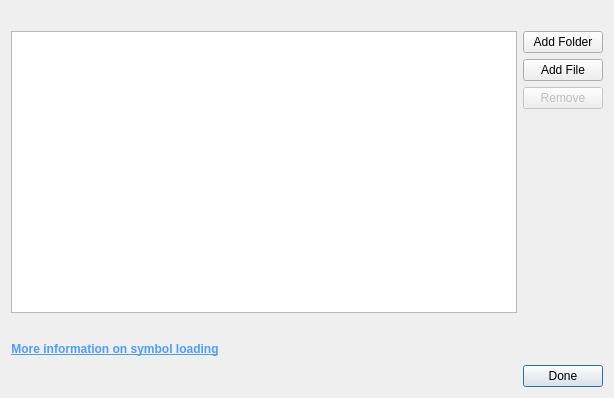
google/orbit, file src/ConfigWidgets/SymbolLocationsDialog.ui: the form before one commit.
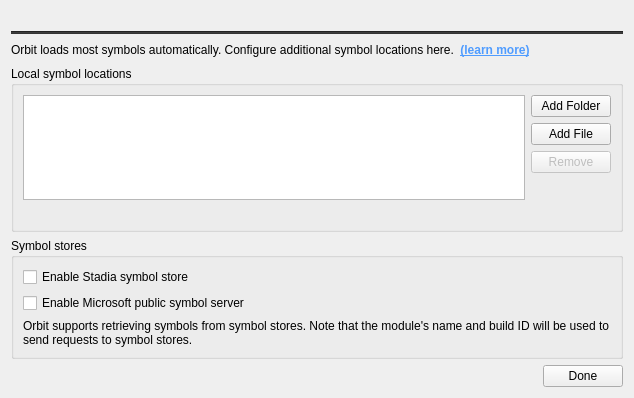
The form after the commit.

Commit message:
Add enable symbol store checkboxes to ui (#4220)
* Add enable symbol store checkboxes to ui

With this change, we added the checkboxes to enable searching for symbols
in Stadia and Microsoft symbol stores in Symbol Locations Dialog.

* Change layout of the Symbol Locations Dialog

* [fixup] Another new look

* [fixup] A even newer look

* Enable symbol stores via SymbolLocationsDialog

We use the checkboxes in the SymbolLocationDialog to control enabling /
disabling symbol stores.

Diff of the .ui file:
```diff
--- a/src/ConfigWidgets/SymbolLocationsDialog.ui
+++ b/src/ConfigWidgets/SymbolLocationsDialog.ui
@@ -6,41 +6,76 @@
    <rect>
     <x>0</x>
     <y>0</y>
-    <width>614</width>
+    <width>634</width>
     <height>398</height>
    </rect>
   </property>
   <property name="windowTitle">
    <string>Symbol Locations</string>
   </property>
-  <layout class="QGridLayout" name="gridLayout">
-   <item row="1" column="0">
-    <widget class="QListWidget" name="listWidget"/>
+  <layout class="QVBoxLayout" name="verticalLayout">
+   <item>
+    <widget class="QLabel" name="moduleHeadlineLabel">
+     <property name="visible">
+      <bool>false</bool>
+     </property>
+    </widget>
    </item>
-   <item row="4" column="1">
-    <widget class="QPushButton" name="doneButton">
+   <item>
+    <widget class="Line" name="line">
+     <property name="visible">
+      <bool>false</bool>
+     </property>
+     <property name="styleSheet">
+      <string notr="true">background: #353535</string>
+     </property>
+     <property name="orientation">
+      <enum>Qt::Horizontal</enum>
+     </property>
+    </widget>
+   </item>
+   <item>
+    <layout class="QHBoxLayout" name="horizontalLayout_0">
+     <item>
+      <widget class="QLabel" name="generalInfoLabel">
+       <property name="sizePolicy">
+        <sizepolicy hsizetype="Fixed" vsizetype="Preferred">
+         <horstretch>0</horstretch>
+         <verstretch>0</verstretch>
+        </sizepolicy>
+       </property>
      <property name="text">
-      <string>Done</string>
+        <string>Orbit loads most symbols automatically. Configure additional symbol locations here.</string>
+       </property>
+       <property name="wordWrap">
+        <bool>false</bool>
      </property>
     </widget>
    </item>
-   <item row="3" column="0">
-    <layout class="QHBoxLayout" name="horizontalLayout_3">
      <item>
       <widget class="QPushButton" name="moreInfoButton">
+       <property name="sizePolicy">
+        <sizepolicy hsizetype="Fixed" vsizetype="Preferred">
+         <horstretch>0</horstretch>
+         <verstretch>0</verstretch>
+        </sizepolicy>
+       </property>
        <property name="styleSheet">
         <string notr="true">border: none; color: #4F9CFF; font-weight: bold; text-decoration: underline</string>
        </property>
        <property name="text">
-        <string>More information on symbol loading</string>
+        <string>(learn more)</string>
        </property>
       </widget>
      </item>
      <item>
-      <spacer name="horizontalSpacer_2">
+      <spacer name="horizontalSpacer_0">
        <property name="orientation">
         <enum>Qt::Horizontal</enum>
        </property>
+       <property name="sizeType">
+        <enum>QSizePolicy::Expanding</enum>
+       </property>
        <property name="sizeHint" stdset="0">
         <size>
          <width>40</width>
@@ -51,7 +86,13 @@
      </item>
     </layout>
    </item>
-   <item row="2" column="0">
+   <item>
+    <widget class="QGroupBox" name="symbolLocationGroupBox">
+     <property name="title">
+      <string>Local symbol locations</string>
+     </property>
+     <layout class="QGridLayout" name="gridLayout">
+      <item row="1" column="0">
     <widget class="QLabel" name="infoLabel">
      <property name="text">
       <string/>
@@ -61,7 +102,10 @@
      </property>
     </widget>
    </item>
-   <item row="1" column="1">
+      <item row="0" column="0">
+       <widget class="QListWidget" name="listWidget"/>
+      </item>
+      <item row="0" column="1">
     <layout class="QVBoxLayout" name="verticalLayout">
      <item>
       <widget class="QPushButton" name="addFolderButton">
@@ -102,12 +146,74 @@
      </item>
     </layout>
    </item>
-   <item row="0" column="0">
-    <widget class="QLabel" name="moduleHeadlineLabel">
-     <property name="visible">
-      <bool>false</bool>
+     </layout>
+    </widget>
+   </item>
+   <item>
+    <widget class="QGroupBox" name="symbolStoreGroupBox">
+     <property name="title">
+      <string>Symbol stores</string>
      </property>
-    </widget>
+     <layout class="QVBoxLayout" name="verticalLayout_1">
+      <item>
+       <widget class="QCheckBox" name="enableStadiaSymbolStoreCheckBox">
+        <property name="accessibleName">
+         <string>EnableStadiaSymbolStoreCheckBox</string>
+        </property>
+        <property name="text">
+         <string>Enable Stadia symbol store</string>
+        </property>
+       </widget>
+      </item>
+      <item>
+       <widget class="QCheckBox" name="enableMicrosoftSymbolServerCheckBox">
+        <property name="accessibleName">
+         <string>EnableMicrosoftSymbolServerCheckBox</string>
+        </property>
+        <property name="text">
+         <string>Enable Microsoft public symbol server</string>
+        </property>
+       </widget>
+      </item>
+      <item>
+       <widget class="QLabel" name="symbolStoreInfoLabel">
+        <property name="text">
+         <string>Orbit supports retrieving symbols from symbol stores. Note that the module's name and build ID will be used to send requests to symbol stores.</string>
+        </property>
+        <property name="wordWrap">
+         <bool>true</bool>
+        </property>
+       </widget>
+      </item>
+     </layout>
+    </widget>
+   </item>
+   <item>
+    <layout class="QHBoxLayout" name="horizontalLayout_1">
+     <item>
+      <spacer name="horizontalSpacer_1">
+       <property name="orientation">
+        <enum>Qt::Horizontal</enum>
+       </property>
+       <property name="sizeType">
+        <enum>QSizePolicy::Expanding</enum>
+       </property>
+       <property name="sizeHint" stdset="0">
+        <size>
+         <width>40</width>
+         <height>20</height>
+        </size>
+       </property>
+      </spacer>
+     </item>
+     <item>
+      <widget class="QPushButton" name="doneButton">
+       <property name="text">
+        <string>Done</string>
+       </property>
+      </widget>
+     </item>
+    </layout>
    </item>
   </layout>
  </widget>
```
Left out of the diff: 2 changed lines with no effect on the pictures. Lines whose indentation alone changed are shown as unchanged. The commit also changes 2 other files.
